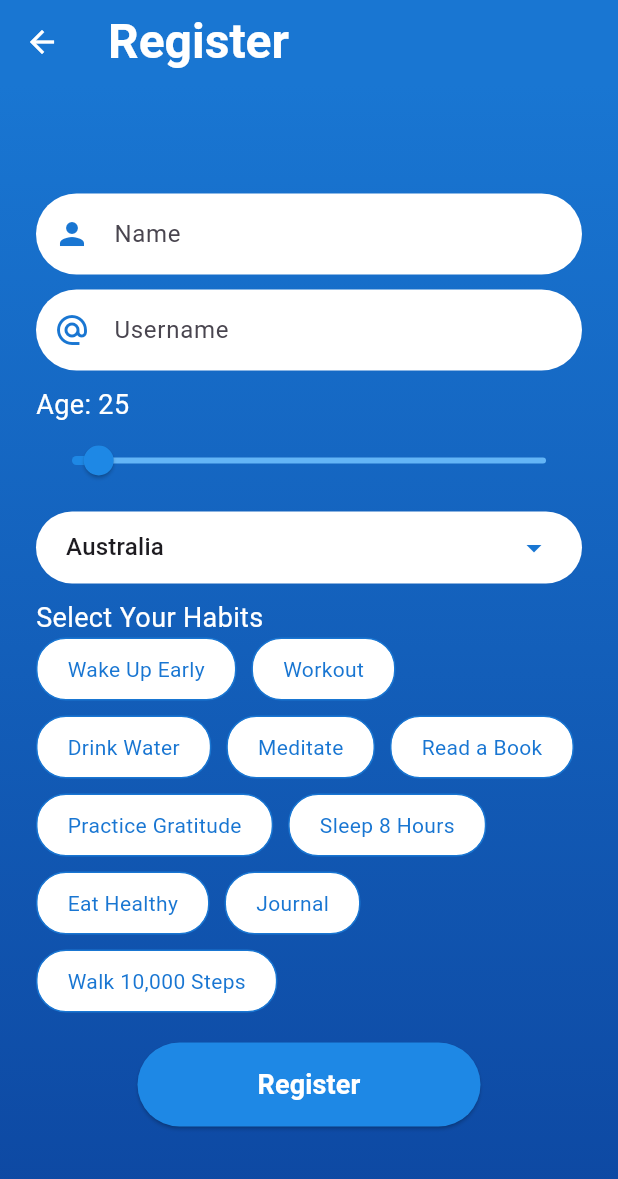
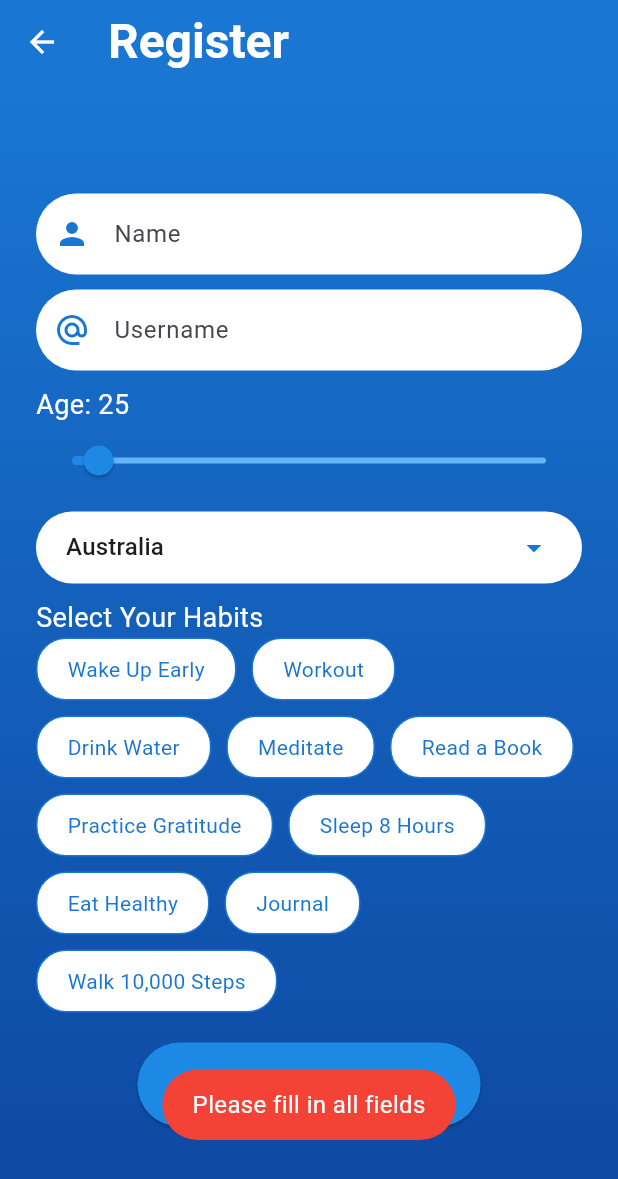
Before and after one commit to Xardas-phys/habit_tracker, a Flutter app: the RegisterScreen screen opened directly, after a tap on "Register", on a phone screen of 412 x 824 dp. Shown: the top 1179 px of the screen. Run offline on Flutter 3.47's test engine with Material 3 defaults, Android fonts, the phone set to English and light mode, and no system bars; our stand-ins replace fluttertoast.

Commit message:
add some logic to login and register srcreens

```diff
--- a/lib/register_screen.dart
+++ b/lib/register_screen.dart
@@ -1,5 +1,7 @@
 import 'package:flutter/material.dart';
+import 'package:fluttertoast/fluttertoast.dart';
 
+import 'habit_tracker_screen.dart';
 import 'login_screen.dart';
 
 class RegisterScreen extends StatefulWidget {
@@ -11,7 +13,9 @@ class RegisterScreen extends StatefulWidget {
 
 class _RegisterScreenState extends State<RegisterScreen> {
   final _nameController = TextEditingController();
+
   final _usernameController = TextEditingController();
+
   double _age = 25; // Default age set to 25
   String _country = 'United States';
   List<String> _countries = [];
@@ -58,8 +62,29 @@ class _RegisterScreenState extends State<RegisterScreen> {
   }
 
   void _register() async {
-    // dummy for now
-    print("registration logic here");
+    final name = _nameController.text;
+    final username = _usernameController.text;
+    if (username.isEmpty || name.isEmpty) {
+      _showToast('Please fill in all fields');
+      return;
+    }
+    Navigator.pushReplacement(
+      context,
+      MaterialPageRoute(
+        builder: (context) => HabitTrackerScreen(username: username),
+      ),
+    );
+  }
+
+  void _showToast(String message) {
+    Fluttertoast.showToast(
+      msg: message,
+      toastLength: Toast.LENGTH_SHORT,
+      gravity: ToastGravity.BOTTOM,
+      backgroundColor: Colors.red,
+      textColor: Colors.white,
+      fontSize: 16.0,
+    );
   }
 
   @override
```
Also changed, not shown: lib/login_screen.dart (+15 -2 lines).
